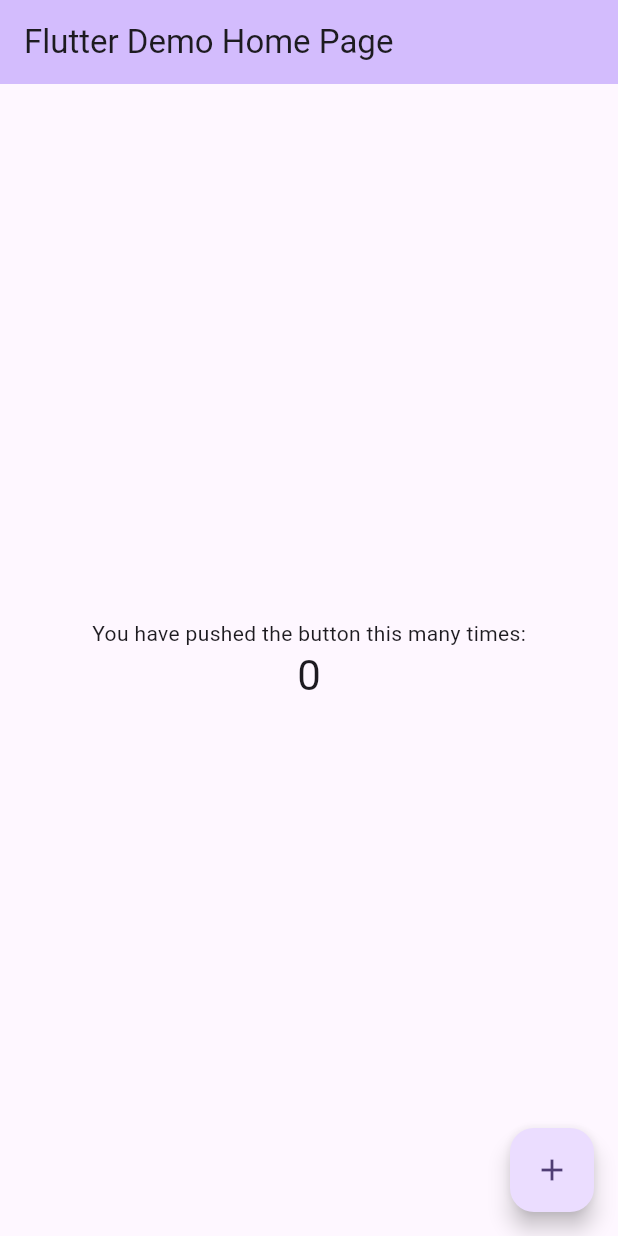
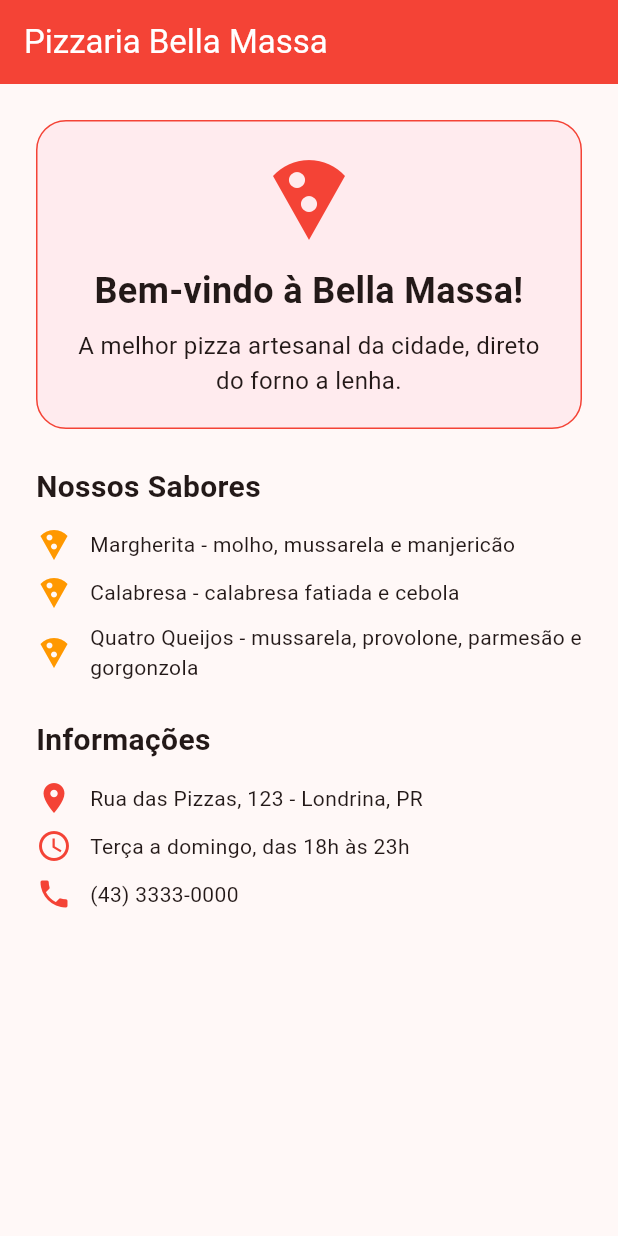
Before and after one commit to AlcidesSN/italiano, a Flutter app: the screen it shows after launch, on a phone screen of 412 x 824 dp. Run offline on Flutter 3.47's test engine with Material 3 defaults, Android fonts, the light colour scheme and no system bars.

Commit message:
Primeira Parte - Definindo Layout

```diff
--- /dev/null
+++ b/lib/Inicio.dart
@@ -0,0 +1,113 @@
+import 'package:flutter/material.dart';
+
+class Inicio extends StatelessWidget {
+  const Inicio({super.key});
+
+  @override
+  Widget build(BuildContext context) {
+    return Scaffold(
+      appBar: AppBar(
+        title: const Text("Pizzaria Bella Massa"),
+        backgroundColor: Colors.red,
+        foregroundColor: Colors.white,
+      ),
+      body: SingleChildScrollView(
+        padding: const EdgeInsets.all(24),
+        child: Column(
+          crossAxisAlignment: CrossAxisAlignment.start,
+          children: [
+            // Cabeçalho / boas-vindas
+            Container(
+              width: double.infinity,
+              padding: const EdgeInsets.all(20),
+              decoration: BoxDecoration(
+                color: Colors.red.shade50,
+                borderRadius: BorderRadius.circular(20),
+                border: Border.all(color: Colors.red),
+              ),
+              child: const Column(
+                children: [
+                  Icon(Icons.local_pizza, size: 64, color: Colors.red),
+                  SizedBox(height: 12),
+                  Text(
+                    "Bem-vindo à Bella Massa!",
+                    style: TextStyle(fontSize: 24, fontWeight: FontWeight.bold),
+                    textAlign: TextAlign.center,
+                  ),
+                  SizedBox(height: 8),
+                  Text(
+                    "A melhor pizza artesanal da cidade, direto do forno a lenha.",
+                    style: TextStyle(fontSize: 16),
+                    textAlign: TextAlign.center,
+                  ),
+                ],
+              ),
+            ),
+            const SizedBox(height: 24),
+
+            // Cardápio
+            const Text(
+              "Nossos Sabores",
+              style: TextStyle(fontSize: 20, fontWeight: FontWeight.bold),
+            ),
+            const SizedBox(height: 12),
+            const Row(
+              children: [
+                Icon(Icons.local_pizza, color: Colors.orange),
+                SizedBox(width: 12),
+                Expanded(child: Text("Margherita - molho, mussarela e manjericão")),
+              ],
+            ),
+            const SizedBox(height: 8),
+            const Row(
+              children: [
+                Icon(Icons.local_pizza, color: Colors.orange),
+                SizedBox(width: 12),
+                Expanded(child: Text("Calabresa - calabresa fatiada e cebola")),
+              ],
+            ),
+            const SizedBox(height: 8),
+            const Row(
+              children: [
+                Icon(Icons.local_pizza, color: Colors.orange),
+                SizedBox(width: 12),
+                Expanded(child: Text("Quatro Queijos - mussarela, provolone, parmesão e gorgonzola")),
+              ],
+            ),
+            const SizedBox(height: 24),
+
+            // Informações de contato
+            const Text(
+              "Informações",
+              style: TextStyle(fontSize: 20, fontWeight: FontWeight.bold),
+            ),
+            const SizedBox(height: 12),
+            const Row(
+              children: [
+                Icon(Icons.location_on, color: Colors.red),
+                SizedBox(width: 12),
+                Expanded(child: Text("Rua das Pizzas, 123 - Londrina, PR")),
+              ],
+            ),
+            const SizedBox(height: 8),
+            const Row(
+              children: [
+                Icon(Icons.access_time, color: Colors.red),
+                SizedBox(width: 12),
+                Expanded(child: Text("Terça a domingo, das 18h às 23h")),
+              ],
+            ),
+            const SizedBox(height: 8),
+            const Row(
+              children: [
+                Icon(Icons.phone, color: Colors.red),
+                SizedBox(width: 12),
+                Expanded(child: Text("(43) 3333-0000")),
+              ],
+            ),
+          ],
+        ),
+      ),
+    );
+  }
+}
--- /dev/null
+++ b/lib/Principal.dart
@@ -0,0 +1,19 @@
+import 'package:flutter/material.dart';
+import 'package:italiano/Inicio.dart';
+
+class Principal extends StatelessWidget {
+  const Principal({super.key});
+
+  @override
+  Widget build(BuildContext context) {
+    return MaterialApp(
+      debugShowCheckedModeBanner: false,
+      title: 'Pizzaria Bella Massa',
+      theme: ThemeData(
+        colorScheme: ColorScheme.fromSeed(seedColor: Colors.red),
+        useMaterial3: true,
+      ),
+      home: const Inicio(),
+    );
+  }
+}
--- a/lib/main.dart
+++ b/lib/main.dart
@@ -1,122 +1,4 @@
 import 'package:flutter/material.dart';
+import 'package:italiano/Principal.dart';
 
-void main() {
-  runApp(const MyApp());
-}
-
-class MyApp extends StatelessWidget {
-  const MyApp({super.key});
-
-  // This widget is the root of your application.
-  @override
-  Widget build(BuildContext context) {
-    return MaterialApp(
-      title: 'Flutter Demo',
-      theme: ThemeData(
-        // This is the theme of your application.
-        //
-        // TRY THIS: Try running your application with "flutter run". You'll see
-        // the application has a purple toolbar. Then, without quitting the app,
-        // try changing the seedColor in the colorScheme below to Colors.green
-        // and then invoke "hot reload" (save your changes or press the "hot
-        // reload" button in a Flutter-supported IDE, or press "r" if you used
-        // the command line to start the app).
-        //
-        // Notice that the counter didn't reset back to zero; the application
-        // state is not lost during the reload. To reset the state, use hot
-        // restart instead.
-        //
-        // This works for code too, not just values: Most code changes can be
-        // tested with just a hot reload.
-        colorScheme: .fromSeed(seedColor: Colors.deepPurple),
-      ),
-      home: const MyHomePage(title: 'Flutter Demo Home Page'),
-    );
-  }
-}
-
-class MyHomePage extends StatefulWidget {
-  const MyHomePage({super.key, required this.title});
-
-  // This widget is the home page of your application. It is stateful, meaning
-  // that it has a State object (defined below) that contains fields that affect
-  // how it looks.
-
-  // This class is the configuration for the state. It holds the values (in this
-  // case the title) provided by the parent (in this case the App widget) and
-  // used by the build method of the State. Fields in a Widget subclass are
-  // always marked "final".
-
-  final String title;
-
-  @override
-  State<MyHomePage> createState() => _MyHomePageState();
-}
-
-class _MyHomePageState extends State<MyHomePage> {
-  int _counter = 0;
-
-  void _incrementCounter() {
-    setState(() {
-      // This call to setState tells the Flutter framework that something has
-      // changed in this State, which causes it to rerun the build method below
-      // so that the display can reflect the updated values. If we changed
-      // _counter without calling setState(), then the build method would not be
-      // called again, and so nothing would appear to happen.
-      _counter++;
-    });
-  }
-
-  @override
-  Widget build(BuildContext context) {
-    // This method is rerun every time setState is called, for instance as done
-    // by the _incrementCounter method above.
-    //
-    // The Flutter framework has been optimized to make rerunning build methods
-    // fast, so that you can just rebuild anything that needs updating rather
-    // than having to individually change instances of widgets.
-    return Scaffold(
-      appBar: AppBar(
-        // TRY THIS: Try changing the color here to a specific color (to
-        // Colors.amber, perhaps?) and trigger a hot reload to see the AppBar
-        // change color while the other colors stay the same.
-        backgroundColor: Theme.of(context).colorScheme.inversePrimary,
-        // Here we take the value from the MyHomePage object that was created by
-        // the App.build method, and use it to set our appbar title.
-        title: Text(widget.title),
-      ),
-      body: Center(
-        // Center is a layout widget. It takes a single child and positions it
-        // in the middle of the parent.
-        child: Column(
-          // Column is also a layout widget. It takes a list of children and
-          // arranges them vertically. By default, it sizes itself to fit its
-          // children horizontally, and tries to be as tall as its parent.
-          //
-          // Column has various properties to control how it sizes itself and
-          // how it positions its children. Here we use mainAxisAlignment to
-          // center the children vertically; the main axis here is the vertical
-          // axis because Columns are vertical (the cross axis would be
-          // horizontal).
-          //
-          // TRY THIS: Invoke "debug painting" (choose the "Toggle Debug Paint"
-          // action in the IDE, or press "p" in the console), to see the
-          // wireframe for each widget.
-          mainAxisAlignment: .center,
-          children: [
-            const Text('You have pushed the button this many times:'),
-            Text(
-              '$_counter',
-              style: Theme.of(context).textTheme.headlineMedium,
-            ),
-          ],
-        ),
-      ),
-      floatingActionButton: FloatingActionButton(
-        onPressed: _incrementCounter,
-        tooltip: 'Increment',
-        child: const Icon(Icons.add),
-      ),
-    );
-  }
-}
+void main() => runApp(const Principal());
```
